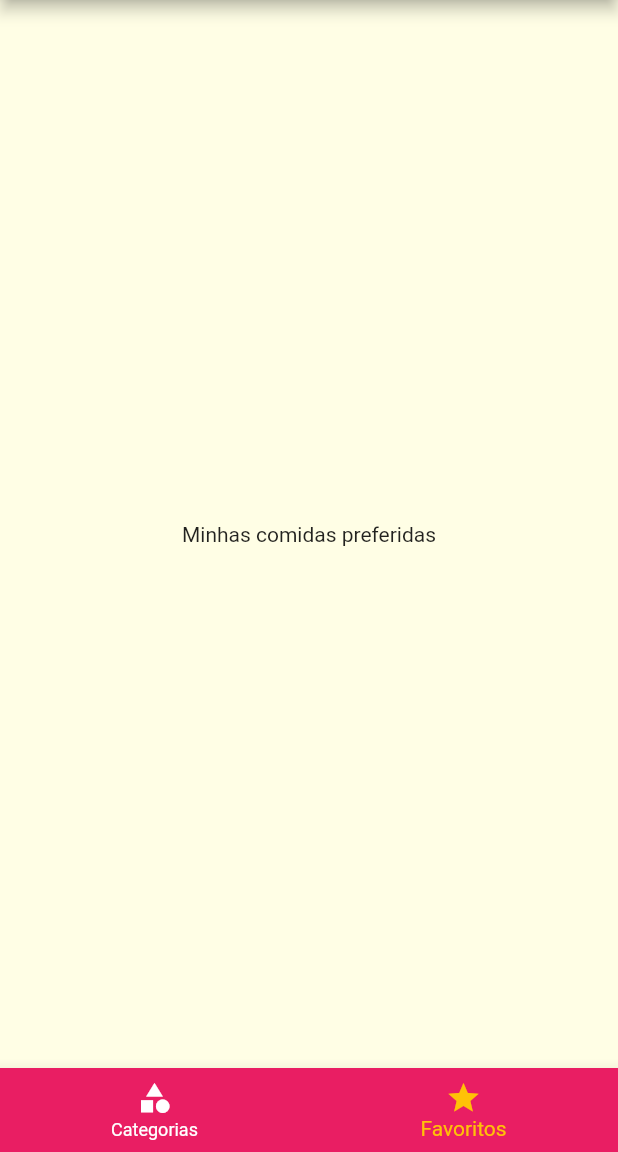
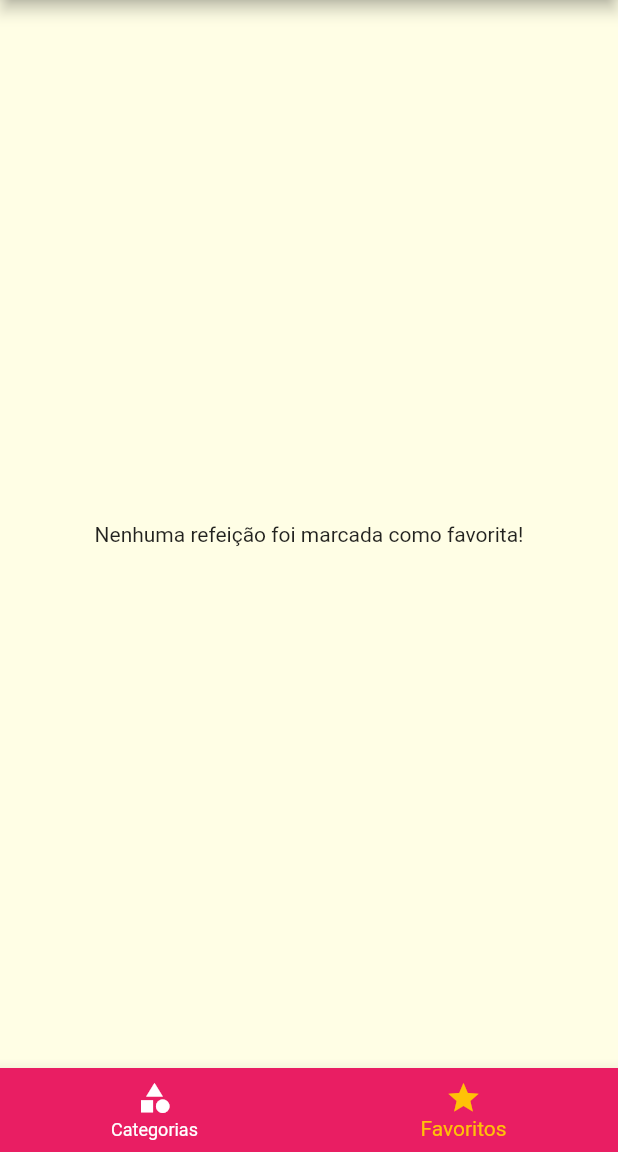
Before and after one commit to iagognunes/receitas_refeicoes, a Flutter app: the screen it shows after launch, item 2 of the bottom bar chosen, on a phone screen of 412 x 824 dp, the part 84-1236 px from its top. Run offline on Flutter 3.47's test engine with Material 2 defaults, Android fonts, the phone set to English and light mode, and no system bars.

Commit message:
Update Aulas 208/209 - Marcação de Favorito

```diff
--- a/lib/main.dart
+++ b/lib/main.dart
@@ -20,6 +20,7 @@ class DeliMeal extends StatefulWidget {
 class _DeliMealState extends State<DeliMeal> {
   Settings settings = Settings();
   List<Meal> availableMeals = dummyMeals;
+  List<Meal> favoriteMeals = [];
 
   void filterMeals(Settings settings) {
     setState(() {
@@ -38,6 +39,18 @@ class _DeliMealState extends State<DeliMeal> {
     });
   }
 
+  void toggleFavorite(Meal meal) {
+    setState(() {
+      favoriteMeals.contains(meal)
+          ? favoriteMeals.remove(meal)
+          : favoriteMeals.add(meal);
+    });
+  }
+
+  bool isFavorite(Meal meal) {
+    return favoriteMeals.contains(meal);
+  }
+
   @override
   Widget build(BuildContext context) {
     return MaterialApp(
@@ -54,10 +67,11 @@ class _DeliMealState extends State<DeliMeal> {
             ),
       ),
       routes: {
-        AppRoutes.home: (ctx) => const TabsScreen(),
+        AppRoutes.home: (ctx) => TabsScreen(favoriteMeals: favoriteMeals),
         AppRoutes.categoriesMeals: (ctx) =>
             CategoriesMealsScreen(meals: availableMeals),
-        AppRoutes.mealDetail: (ctx) => const MealDetailScreen(),
+        AppRoutes.mealDetail: (ctx) =>
+            MealDetailScreen(onToggleFavorite: toggleFavorite, isFavorite: isFavorite),
         AppRoutes.settings: (ctx) => SettingsScreen(
               onSettingsChanged: filterMeals,
               settings: settings,
--- a/lib/screens/favorite_screen.dart
+++ b/lib/screens/favorite_screen.dart
@@ -1,12 +1,25 @@
 import 'package:flutter/material.dart';
+import 'package:receitas_refeicoes/components/meal_item.dart';
+import 'package:receitas_refeicoes/models/meal.dart';
 
 class FavoriteScreen extends StatelessWidget {
-  const FavoriteScreen({super.key});
+  final List<Meal> favoriteMeals;
+
+  const FavoriteScreen({super.key, required this.favoriteMeals});
 
   @override
   Widget build(BuildContext context) {
-    return const Center(
-      child: Text('Minhas comidas preferidas'),
-    );
+    if (favoriteMeals.isEmpty) {
+      return const Center(
+        child: Text('Nenhuma refeição foi marcada como favorita!'),
+      );
+    } else {
+      return ListView.builder(
+        itemCount: favoriteMeals.length,
+        itemBuilder: (ctx, index) {
+          return MealItem(meal: favoriteMeals[index]);
+        },
+      );
+    }
   }
 }
--- a/lib/screens/tabs_screen.dart
+++ b/lib/screens/tabs_screen.dart
@@ -1,10 +1,13 @@
 import 'package:flutter/material.dart';
 import 'package:receitas_refeicoes/components/main_drawer.dart';
+import 'package:receitas_refeicoes/models/meal.dart';
 import 'package:receitas_refeicoes/screens/categories_screen.dart';
 import 'package:receitas_refeicoes/screens/favorite_screen.dart';
 
 class TabsScreen extends StatefulWidget {
-  const TabsScreen({super.key});
+  final List<Meal> favoriteMeals;
+
+  const TabsScreen({super.key, required this.favoriteMeals});
 
   @override
   State<TabsScreen> createState() => _TabsScreenState();
@@ -12,16 +15,22 @@ class TabsScreen extends StatefulWidget {
 
 class _TabsScreenState extends State<TabsScreen> {
   int selectedScreenIndex = 0;
-  final List<Map<String, Object>> screens = const [
+  late List<Map<String, Object>> screens;
+
+  @override
+  void initState() {
+    super.initState();
+    screens = [
       {
         'title': 'Lista de Categorias',
-      'screen': CategoriesScreen(),
+        'screen': const CategoriesScreen(),
       },
       {
         'title': 'Meus Favoritos',
-      'screen': FavoriteScreen(),
+        'screen': FavoriteScreen(favoriteMeals: widget.favoriteMeals),
       }
     ];
+  }
 
   selectScreen(int index) {
     setState(() {
```
Also changed, not shown: lib/screens/meal_detail_screen.dart (+7 -3 lines). Lines whose indentation alone changed are shown as unchanged.
